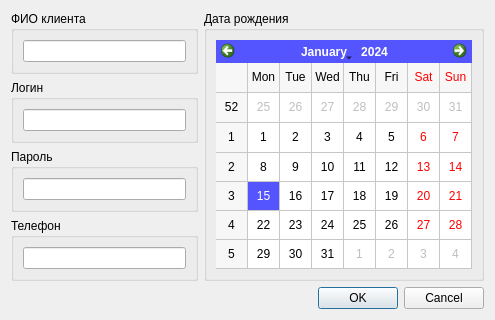
Old version of the form Admin/MainManager/clientsWidget/cclientdialog.ui in the repository Demonist/TCS.
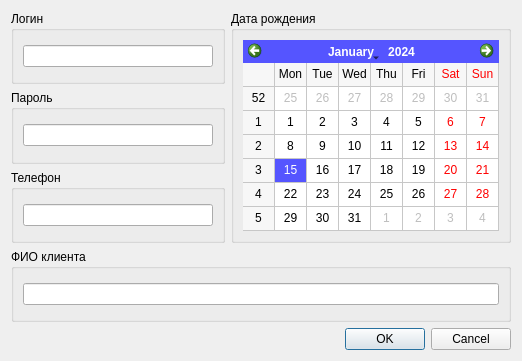
New version of the form.

Patch:
```diff
--- a/Admin/MainManager/clientsWidget/cclientdialog.ui
+++ b/Admin/MainManager/clientsWidget/cclientdialog.ui
@@ -6,8 +6,8 @@
    <rect>
     <x>0</x>
     <y>0</y>
-    <width>495</width>
-    <height>296</height>
+    <width>522</width>
+    <height>361</height>
    </rect>
   </property>
   <property name="windowTitle">
@@ -15,19 +15,31 @@
   </property>
   <layout class="QGridLayout" name="gridLayout">
    <item row="0" column="0">
-    <widget class="QGroupBox" name="groupBox">
+    <widget class="QGroupBox" name="groupBox_3">
+     <property name="sizePolicy">
+      <sizepolicy hsizetype="Preferred" vsizetype="Preferred">
+       <horstretch>0</horstretch>
+       <verstretch>0</verstretch>
+      </sizepolicy>
+     </property>
      <property name="title">
-      <string>ФИО клиента</string>
+      <string>Логин</string>
      </property>
-     <layout class="QGridLayout" name="gridLayout_3">
-      <item row="0" column="0">
-       <widget class="QLineEdit" name="leClientFIO"/>
+     <layout class="QGridLayout" name="gridLayout_2">
+      <item row="1" column="0">
+       <widget class="QLineEdit" name="leClientLogin"/>
       </item>
      </layout>
     </widget>
    </item>
-   <item row="0" column="1" rowspan="4">
+   <item row="0" column="1" rowspan="3">
     <widget class="QGroupBox" name="groupBox_2">
+     <property name="sizePolicy">
+      <sizepolicy hsizetype="Preferred" vsizetype="Preferred">
+       <horstretch>0</horstretch>
+       <verstretch>0</verstretch>
+      </sizepolicy>
+     </property>
      <property name="title">
       <string>Дата рождения</string>
      </property>
@@ -59,19 +71,13 @@
     </widget>
    </item>
    <item row="1" column="0">
-    <widget class="QGroupBox" name="groupBox_3">
-     <property name="title">
-      <string>Логин</string>
-     </property>
-     <layout class="QGridLayout" name="gridLayout_2">
-      <item row="1" column="0">
-       <widget class="QLineEdit" name="leClientLogin"/>
-      </item>
-     </layout>
-    </widget>
-   </item>
-   <item row="2" column="0">
     <widget class="QGroupBox" name="groupBox_4">
+     <property name="sizePolicy">
+      <sizepolicy hsizetype="Preferred" vsizetype="Preferred">
+       <horstretch>0</horstretch>
+       <verstretch>0</verstretch>
+      </sizepolicy>
+     </property>
      <property name="title">
       <string>Пароль</string>
      </property>
@@ -82,15 +88,14 @@
      </layout>
     </widget>
    </item>
-   <item row="4" column="1">
-    <widget class="QDialogButtonBox" name="buttonBox">
-     <property name="standardButtons">
-      <set>QDialogButtonBox::Cancel|QDialogButtonBox::Ok</set>
-     </property>
-    </widget>
-   </item>
-   <item row="3" column="0">
+   <item row="2" column="0">
     <widget class="QGroupBox" name="groupBox_5">
+     <property name="sizePolicy">
+      <sizepolicy hsizetype="Preferred" vsizetype="Preferred">
+       <horstretch>0</horstretch>
+       <verstretch>0</verstretch>
+      </sizepolicy>
+     </property>
      <property name="title">
       <string>Телефон</string>
      </property>
@@ -101,6 +106,25 @@
      </layout>
     </widget>
    </item>
+   <item row="3" column="0" colspan="2">
+    <widget class="QGroupBox" name="groupBox">
+     <property name="title">
+      <string>ФИО клиента</string>
+     </property>
+     <layout class="QGridLayout" name="gridLayout_3">
+      <item row="0" column="0">
+       <widget class="QLineEdit" name="leClientFIO"/>
+      </item>
+     </layout>
+    </widget>
+   </item>
+   <item row="4" column="0" colspan="2">
+    <widget class="QDialogButtonBox" name="buttonBox">
+     <property name="standardButtons">
+      <set>QDialogButtonBox::Cancel|QDialogButtonBox::Ok</set>
+     </property>
+    </widget>
+   </item>
   </layout>
  </widget>
  <resources/>
```
